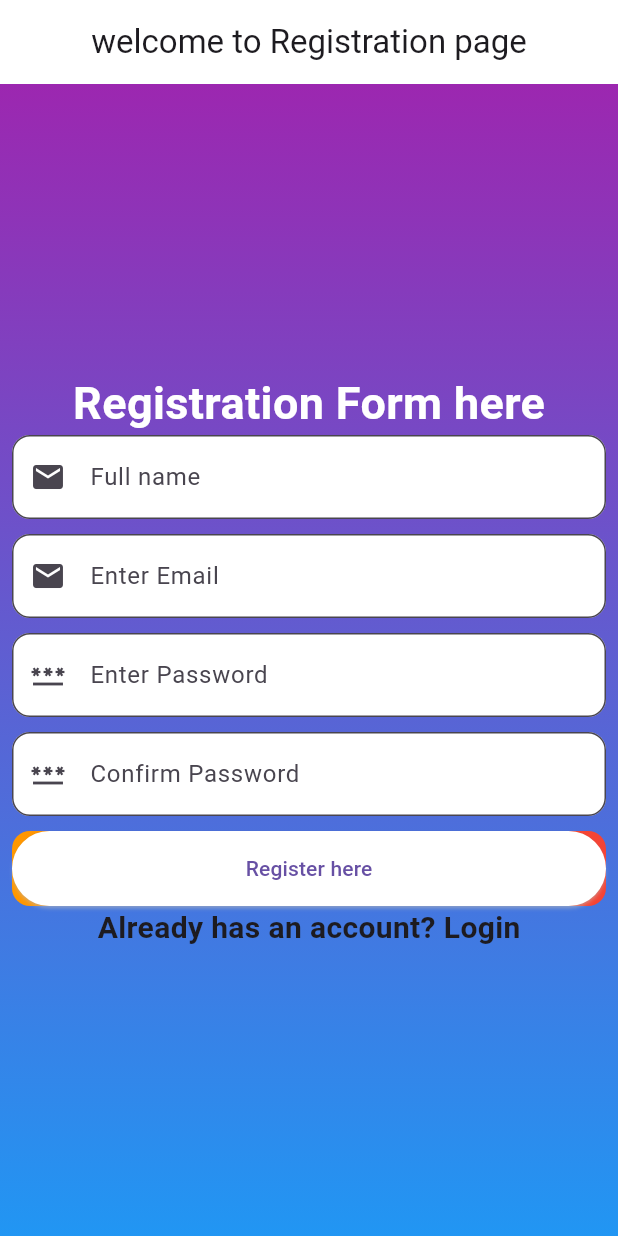
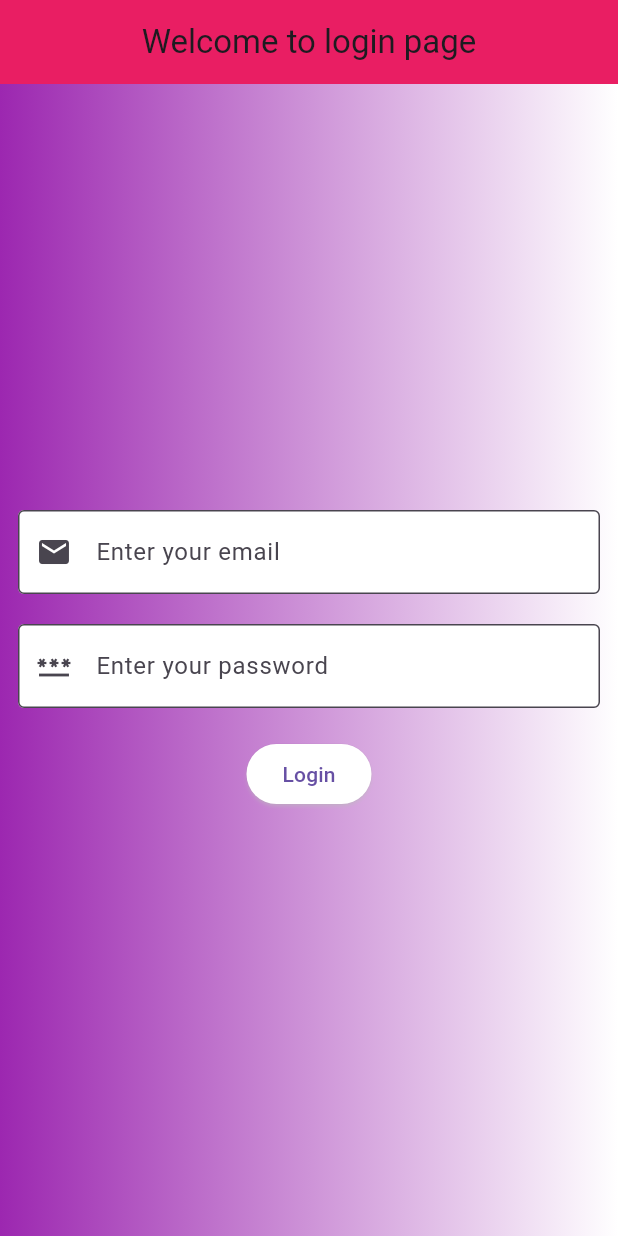
Before and after one commit to Noraholic/testing, a Flutter app: the screen it shows after launch, on a phone screen of 412 x 824 dp. Run offline on Flutter 3.47's test engine with Material 3 defaults, Android fonts, the phone set to English and light mode, and no system bars; our stand-ins replace get.

Commit message:
login to chat UI

```diff
--- a/lib/main.dart
+++ b/lib/main.dart
@@ -1,5 +1,7 @@
 import 'package:flutter/material.dart';
-import 'register_screen.dart';
+import 'package:project_application/test_assesment.dart/loginpage.dart';
+
 void main(){
-  runApp(MyApp());
+  runApp(
+    Loginpage());
 }
--- /dev/null
+++ b/lib/test_assesment.dart/chat_ui.dart
@@ -0,0 +1,108 @@
+import 'package:flutter/material.dart';
+import 'package:get/get.dart';
+
+class ChatUi extends StatefulWidget {
+  const ChatUi({super.key});
+
+  @override
+  State<ChatUi> createState() => _ChatUiState();
+}
+
+class _ChatUiState extends State<ChatUi> {
+
+ bool showPassword = true;
+  final passwordController = TextEditingController();
+  List<String> students = [
+    'Noor',
+    'Hooria',
+    'Dia',
+    'Jannat'
+    ,'Izhan',
+    'Noor','Hooria',
+    'Dia',
+    'Jannat',
+    'Izhan',
+    'Noor',
+  ];
+
+
+  @override
+  Widget build(BuildContext context) {
+    return GetMaterialApp(
+      home: Scaffold(
+        appBar: AppBar(
+          backgroundColor: Colors.green,
+          title: Text('Chat History page'),
+          centerTitle: true,
+        ),
+        body: Column(
+          children: [
+            Padding(
+              padding: const EdgeInsets.all(12.0),
+              child: TextField(
+                decoration: InputDecoration(
+                  border: OutlineInputBorder(),
+                  hintText: 'Search here',
+                  prefixIcon: Icon(Icons.search),
+                ),
+              ),
+              ),
+              Row(
+                children: [
+                  TextButton(onPressed: (){},
+                  child: Text('All')),
+                   TextButton(onPressed: (){},
+                  child: Text('Favourites')),
+                   TextButton(onPressed: (){},
+                  child: Text('Groups')),
+                   TextButton(onPressed: (){},
+                  child: Text('Communities')),
+                ],
+              ),
+              Expanded(
+                child: ListView.builder(
+                  itemCount: students.length,
+                  itemBuilder: (BuildContext context, index) {
+                    return Column(
+                      children: [
+                        ListTile(
+                          onTap: () {
+                            print(index);
+                            print(students[index]);
+                             Get.to((name: students[index], n: index));
+                          },
+                           leading: CircleAvatar(
+                              child: Icon(Icons.person),
+                            ),
+                            title: Text(students[index]),
+                            subtitle: Text('helloooo, hiiii'),
+                            trailing: Column(
+                              children: [
+                                Text('11:46 am'),
+                                CircleAvatar(
+                                  radius: 15,
+                                  backgroundColor: Colors.green,
+                                  child: Text(
+                                    '1',
+                                    style: TextStyle(
+                                    color: Colors.white,
+                                    fontSize: 12,
+                                  ),),
+                                ),
+                              ],
+                            ),
+                        ),
+                      ],
+                    );
+                  },
+                ),
+              ),
+          ],
+        ),
+           floatingActionButton: FloatingActionButton(onPressed: (){},
+           child: Icon(Icons.chat),
+           ),
+      ),
+    );
+  }
+}
--- /dev/null
+++ b/lib/test_assesment.dart/loginpage.dart
@@ -0,0 +1,88 @@
+import 'package:flutter/material.dart';
+import 'package:get/get.dart';
+import 'package:project_application/chatUI.dart';
+import 'package:project_application/test_assesment.dart/chat_ui.dart';
+
+void maim(){
+  runApp(MyApp());
+}
+
+class Loginpage extends StatelessWidget {
+  Loginpage({super.key});
+
+  final email = TextEditingController();
+  final password = TextEditingController();
+
+  String correctEmail = "abcd@gmail.com";
+  String correctPassword = "123456789";
+
+  @override
+  Widget build(BuildContext context) {
+    return GetMaterialApp(
+      home: Scaffold(
+        appBar: AppBar(
+          backgroundColor: Colors.pink,
+          title: Text('Welcome to login page'),
+          centerTitle: true,
+        ),
+
+        body: Container(
+          height: double.infinity,
+          width: double.infinity,
+          decoration: BoxDecoration(
+            gradient: LinearGradient(
+              colors: [
+                Colors.purple , Colors.white
+              ])
+          ),
+          child: Center(
+            child: Padding(
+              padding: const EdgeInsets.all(12.0),
+              child: Column(
+                mainAxisSize: MainAxisSize.min,
+                children: [
+                  TextField(
+                    decoration: InputDecoration(
+                      filled: true,
+                      fillColor: Colors.white,
+                      hintText: 'Enter your email',
+                      border: OutlineInputBorder(),
+                      prefixIcon: Icon(Icons.email)
+                    ),
+                  ),
+                  SizedBox(height: 20),
+                   TextField(
+                    obscureText: true,
+                    decoration: InputDecoration(
+                      filled: true,
+                      fillColor: Colors.white,
+                      hintText: 'Enter your password',
+                      border: OutlineInputBorder(),
+                     prefixIcon: Icon(Icons.password)
+                    ),
+                  ),
+                  SizedBox(height: 20,),
+                  ElevatedButton(onPressed: (){
+                    if (email.text == correctEmail && password.text == correctPassword)
+                    {
+                      Get.to(const ChatUi());
+                    }
+                    // else{
+                    //    Get.snackbar("Login Failed", "Wrong Login Details");
+                    // }
+                  },
+                      style: ElevatedButton.styleFrom(
+                      backgroundColor: Colors.white,
+                      shadowColor: Colors.white,
+                      ),
+                   child: Text('Login')
+                  ),
+                ],
+              ),
+            ),
+          ),
+        ),
+      ),
+    );
+  }
+}
```
